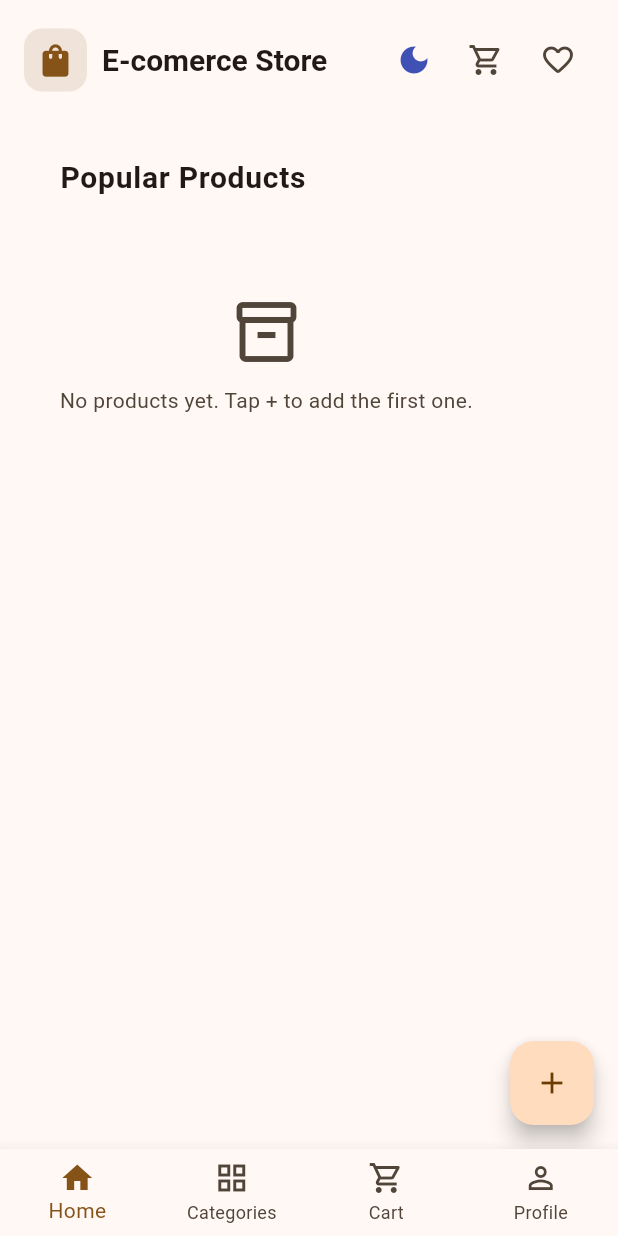
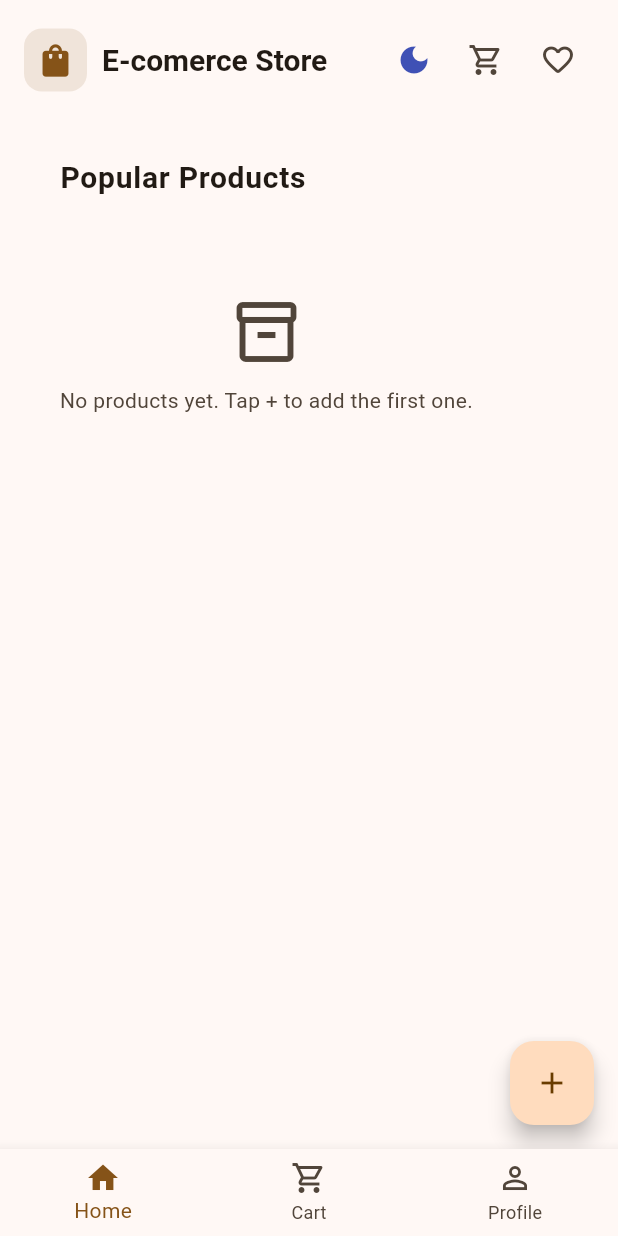
Before and after one commit to AbdoSamir2/E-Commerce, a Flutter app: the MainShell screen opened by its route, on a phone screen of 412 x 824 dp. Run offline on Flutter 3.47's test engine with Material 3 defaults, Android fonts, the phone set to English and light mode, and no system bars; our stand-ins replace cloud_firestore, firebase_auth, firebase_core, flutter_bloc, go_router, shared_preferences; accounts and stored records are empty.

Commit message:
refactor: Remove Categories Screen from MainShell navigation

```diff
--- a/lib/features/navigation/presentation/screens/main_shell.dart
+++ b/lib/features/navigation/presentation/screens/main_shell.dart
@@ -19,7 +19,6 @@ class _MainShellState extends State<MainShell> {
     final colorScheme = Theme.of(context).colorScheme;
     final screens = <Widget>[
       const HomeScreen(),
-      const Center(child: Text('Categories Screen')),
       CartScreen(
         onStartShopping: () {
           setState(() {
@@ -50,11 +49,6 @@ class _MainShellState extends State<MainShell> {
             label: 'Home',
           ),
           BottomNavigationBarItem(
-            icon: Icon(Icons.grid_view_outlined),
-            activeIcon: Icon(Icons.grid_view_rounded),
-            label: 'Categories',
-          ),
-          BottomNavigationBarItem(
             icon: Icon(Icons.shopping_cart_outlined),
             activeIcon: Icon(Icons.shopping_cart),
             label: 'Cart',
```
